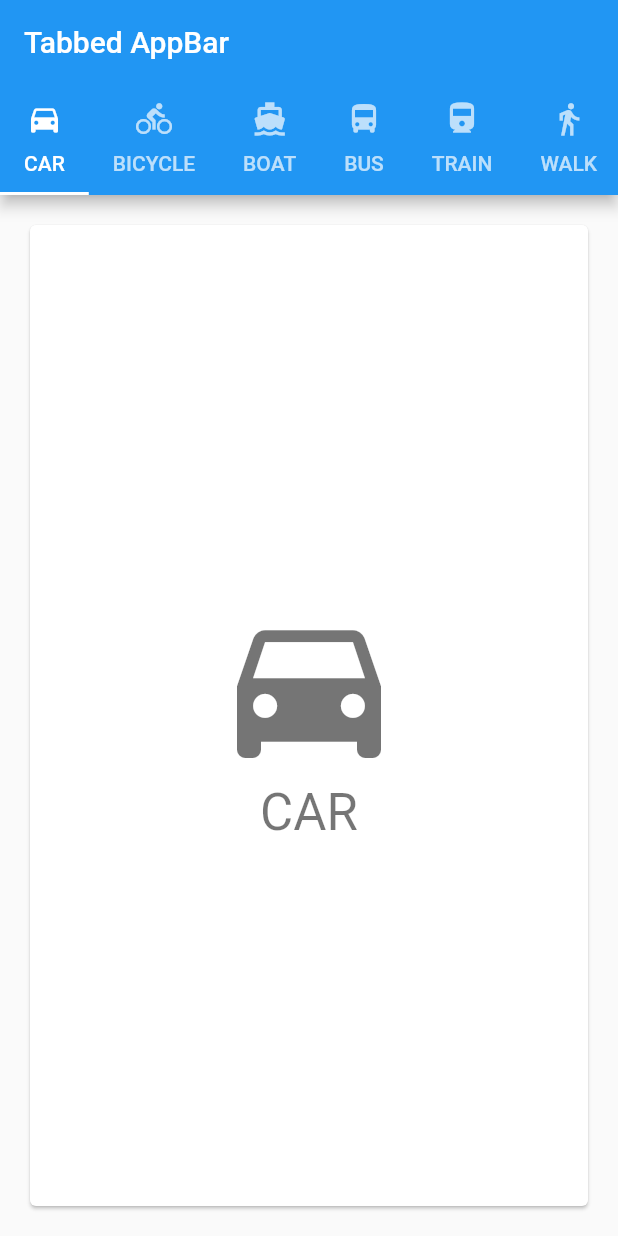
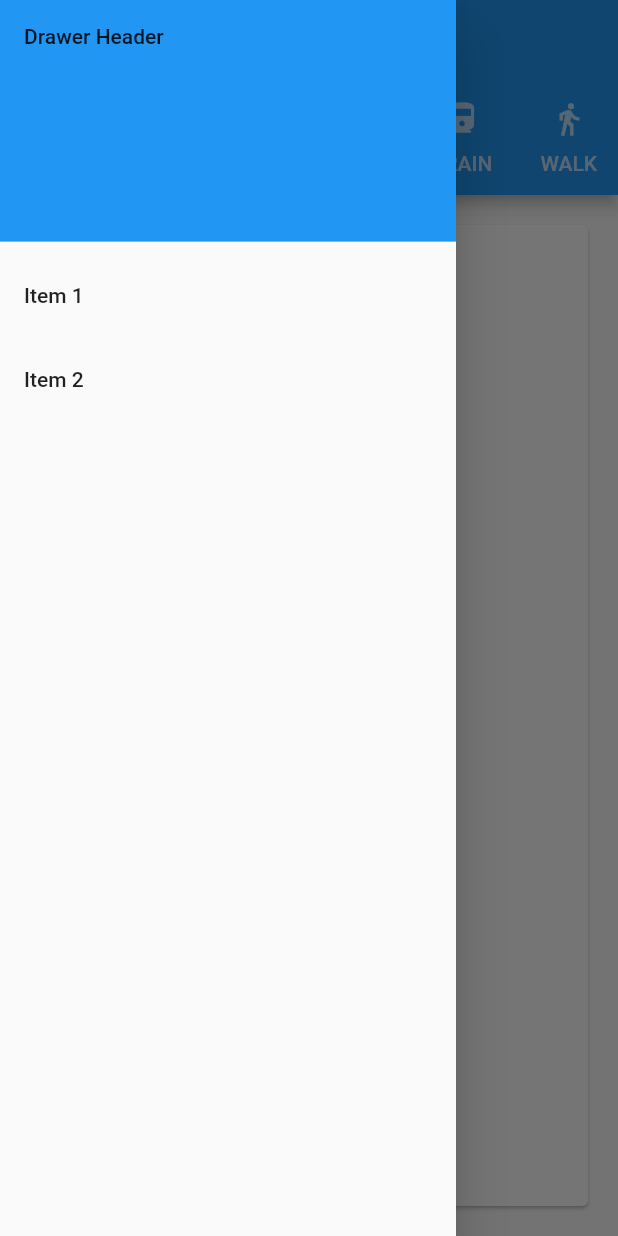
Before and after one commit to litetekno92/flextab, a Flutter app: the screen it shows after launch, with the side drawer open (before the commit the screen has no drawer), on a phone screen of 412 x 824 dp. Run offline on Flutter 3.47's test engine with Material 2 defaults, Android fonts, the phone set to English and light mode, and no system bars.

Commit message:
drawer moved

```diff
--- /dev/null
+++ b/lib/drawer.dart
@@ -0,0 +1,43 @@
+import 'package:flutter/material.dart';
+
+
+class Drawer extends StatelessWidget {
+  //final appTitle = 'Drawer Demo';
+
+  @override
+  Widget build(BuildContext context) {
+    return  Scaffold(
+      body: Center(child:
+       ListView(
+          // Important: Remove any padding from the ListView.
+          padding: EdgeInsets.zero,
+          children: <Widget>[
+            DrawerHeader(
+              child: Text('Drawer Header'),
+              decoration: BoxDecoration(
+                color: Colors.blue,
+              ),
+            ),
+            ListTile(
+              title: Text('Item 1'),
+              onTap: () {
+                // Update the state of the app
+                // ...
+                // Then close the drawer
+                Navigator.pop(context);
+              },
+            ),
+            ListTile(
+              title: Text('Item 2'),
+              onTap: () {
+                // Update the state of the app
+                // ...
+                // Then close the drawer
+                Navigator.pop(context);
+              },
+            ),
+          ],
+        ),),
+    );
+  }
+}
--- a/lib/main.dart
+++ b/lib/main.dart
@@ -11,6 +11,41 @@ class TabbedAppBarSample extends StatelessWidget {
       home: DefaultTabController(
         length: choices.length,
         child: Scaffold(
+          drawer: Drawer(
+            // Add a ListView to the drawer. This ensures the user can scroll
+            // through the options in the Drawer if there isn't enough vertical
+            // space to fit everything.
+            child: ListView(
+              // Important: Remove any padding from the ListView.
+              padding: EdgeInsets.zero,
+              children: <Widget>[
+                DrawerHeader(
+                  child: Text('Drawer Header'),
+                  decoration: BoxDecoration(
+                    color: Colors.blue,
+                  ),
+                ),
+                ListTile(
+                  title: Text('Item 1'),
+                  onTap: () {
+                    // Update the state of the app
+                    // ...
+                    // Then close the drawer
+                    Navigator.pop(context);
+                  },
+                ),
+                ListTile(
+                  title: Text('Item 2'),
+                  onTap: () {
+                    // Update the state of the app
+                    // ...
+                    // Then close the drawer
+                    Navigator.pop(context);
+                  },
+                ),
+              ],
+            ),
+          ),
           appBar: AppBar(
             title: const Text('Tabbed AppBar'),
             bottom: TabBar(
```
